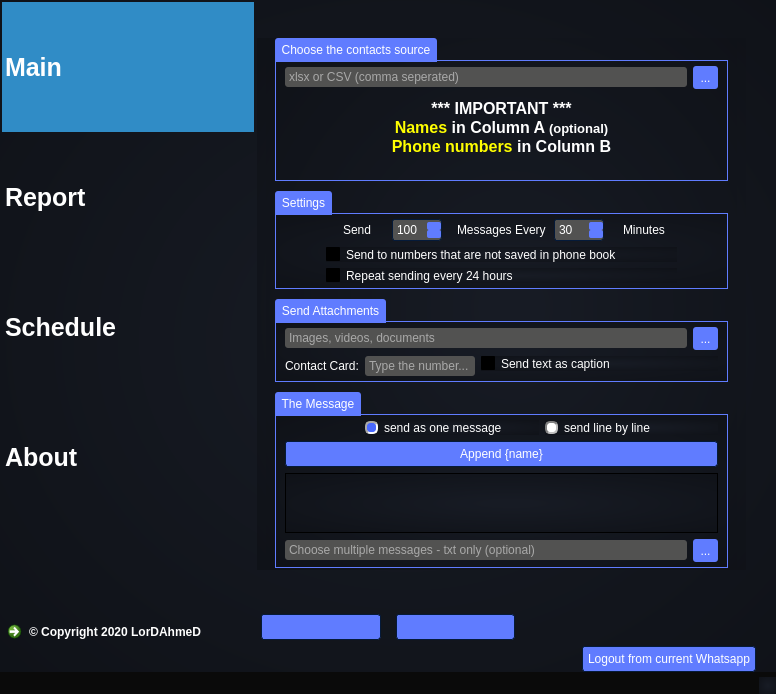
Qt form untitled.ui (thelordahmed/Whatsapp-bulk-sender) before a commit.
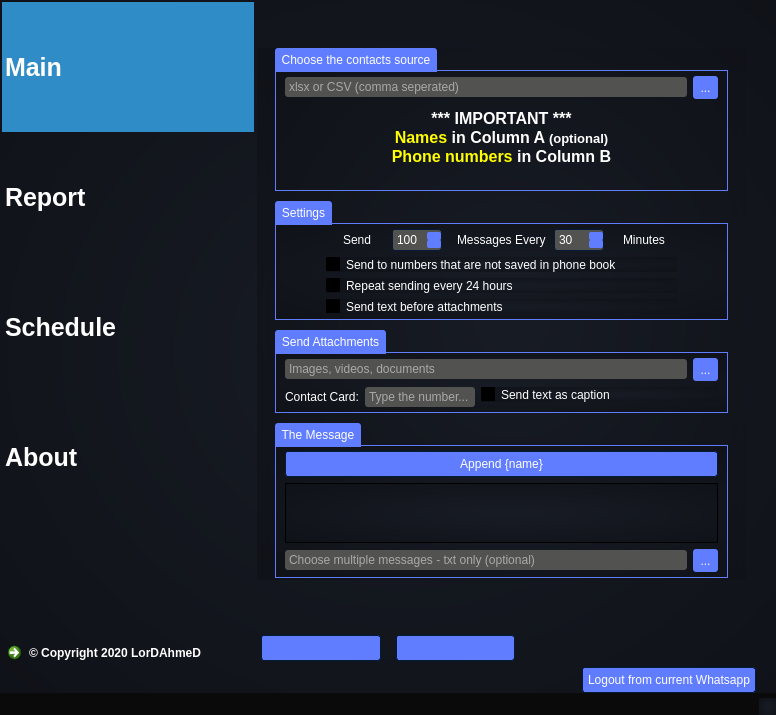
The same form after that commit. Icons and pictures are not drawn.

Commit message: - added option to send text before attachment - removed send line by line option

```diff
--- a/untitled.ui
+++ b/untitled.ui
@@ -7,7 +7,7 @@
     <x>0</x>
     <y>0</y>
     <width>776</width>
-    <height>694</height>
+    <height>715</height>
    </rect>
   </property>
   <property name="minimumSize">
@@ -1656,7 +1656,7 @@
                      <string>&lt;!DOCTYPE HTML PUBLIC &quot;-//W3C//DTD HTML 4.0//EN&quot; &quot;http://www.w3.org/TR/REC-html40/strict.dtd&quot;&gt;
 &lt;html&gt;&lt;head&gt;&lt;meta name=&quot;qrichtext&quot; content=&quot;1&quot; /&gt;&lt;style type=&quot;text/css&quot;&gt;
 p, li { white-space: pre-wrap; }
-&lt;/style&gt;&lt;/head&gt;&lt;body style=&quot; font-family:'arial'; font-size:8.25pt; font-weight:400; font-style:normal;&quot;&gt;
+&lt;/style&gt;&lt;/head&gt;&lt;body style=&quot; font-family:'arial'; font-size:13pt; font-weight:400; font-style:normal;&quot;&gt;
 &lt;p align=&quot;center&quot; style=&quot; margin-top:0px; margin-bottom:0px; margin-left:0px; margin-right:0px; -qt-block-indent:0; text-indent:0px;&quot;&gt;&lt;span style=&quot; font-family:'MS Shell Dlg 2'; font-size:12pt; font-weight:600; color:#ffffff;&quot;&gt;*** IMPORTANT ***&lt;/span&gt;&lt;/p&gt;
 &lt;p align=&quot;center&quot; style=&quot; margin-top:0px; margin-bottom:0px; margin-left:0px; margin-right:0px; -qt-block-indent:0; text-indent:0px;&quot;&gt;&lt;span style=&quot; font-family:'MS Shell Dlg 2'; font-size:12pt; font-weight:600; color:#ffff00;&quot;&gt;Names&lt;/span&gt;&lt;span style=&quot; font-family:'MS Shell Dlg 2'; font-size:12pt; font-weight:600;&quot;&gt; in Column A &lt;/span&gt;&lt;span style=&quot; font-family:'MS Shell Dlg 2'; font-size:10pt; font-weight:600;&quot;&gt;(optional)&lt;/span&gt;&lt;/p&gt;
 &lt;p align=&quot;center&quot; style=&quot; margin-top:0px; margin-bottom:0px; margin-left:0px; margin-right:0px; -qt-block-indent:0; text-indent:0px;&quot;&gt;&lt;span style=&quot; font-family:'MS Shell Dlg 2'; font-size:12pt; font-weight:600; color:#ffff00;&quot;&gt;Phone numbers&lt;/span&gt;&lt;span style=&quot; font-family:'MS Shell Dlg 2'; font-size:12pt; font-weight:600;&quot;&gt; in Column B&lt;/span&gt;&lt;/p&gt;&lt;/body&gt;&lt;/html&gt;</string>
@@ -1845,6 +1845,13 @@
                     </property>
                    </widget>
                   </item>
+                  <item>
+                   <widget class="QCheckBox" name="textFirst_ch">
+                    <property name="text">
+                     <string>Send text before attachments</string>
+                    </property>
+                   </widget>
+                  </item>
                  </layout>
                 </item>
                </layout>
@@ -1943,52 +1950,13 @@
                <property name="alignment">
                 <set>Qt::AlignLeading|Qt::AlignLeft|Qt::AlignVCenter</set>
                </property>
-               <layout class="QVBoxLayout" name="verticalLayout_4" stretch="0,0,0,0">
+               <layout class="QVBoxLayout" name="verticalLayout_4" stretch="0,0,0">
                 <property name="topMargin">
                  <number>5</number>
                 </property>
                 <property name="bottomMargin">
                  <number>5</number>
                 </property>
-                <item>
-                 <layout class="QHBoxLayout" name="horizontalLayout_3">
-                  <property name="leftMargin">
-                   <number>80</number>
-                  </property>
-                  <item>
-                   <widget class="QRadioButton" name="sameFormat_rb">
-                    <property name="maximumSize">
-                     <size>
-                      <width>16777215</width>
-                      <height>16777215</height>
-                     </size>
-                    </property>
-                    <property name="text">
-                     <string>send as one message</string>
-                    </property>
-                    <property name="checked">
-                     <bool>true</bool>
-                    </property>
-                   </widget>
-                  </item>
-                  <item>
-                   <widget class="QRadioButton" name="oneline_rb">
-                    <property name="maximumSize">
-                     <size>
-                      <width>16777215</width>
-                      <height>16777215</height>
-                     </size>
-                    </property>
-                    <property name="text">
-                     <string>send line by line</string>
-                    </property>
-                    <property name="checked">
-                     <bool>false</bool>
-                    </property>
-                   </widget>
-                  </item>
-                 </layout>
-                </item>
                 <item>
                  <widget class="QPushButton" name="pushButton">
                   <property name="text">
```
Left out of the diff: 14 changed lines with no effect on the pictures. The commit also changes 19 other files.
